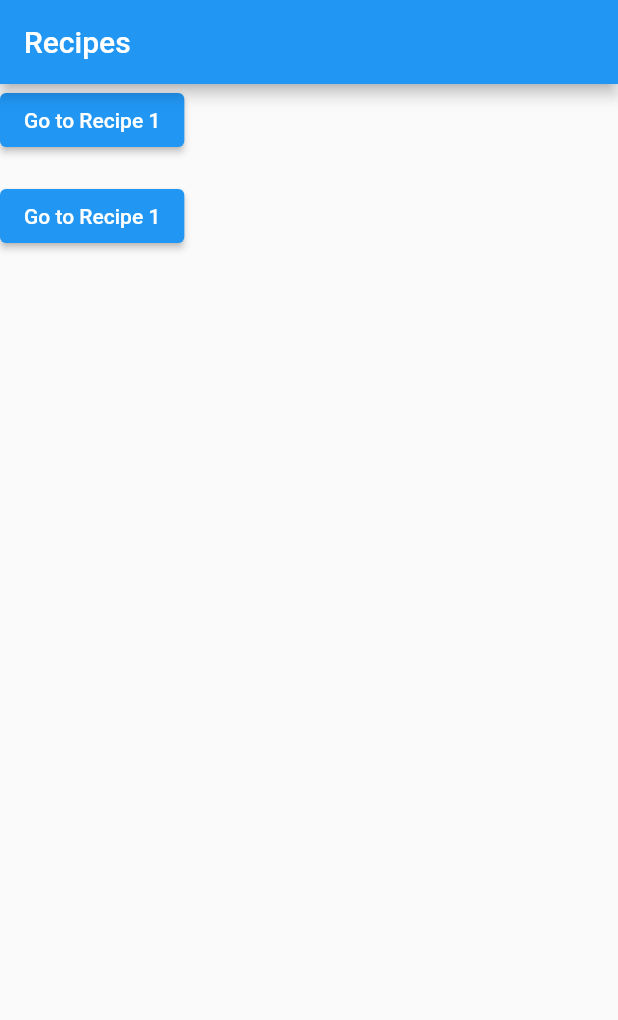
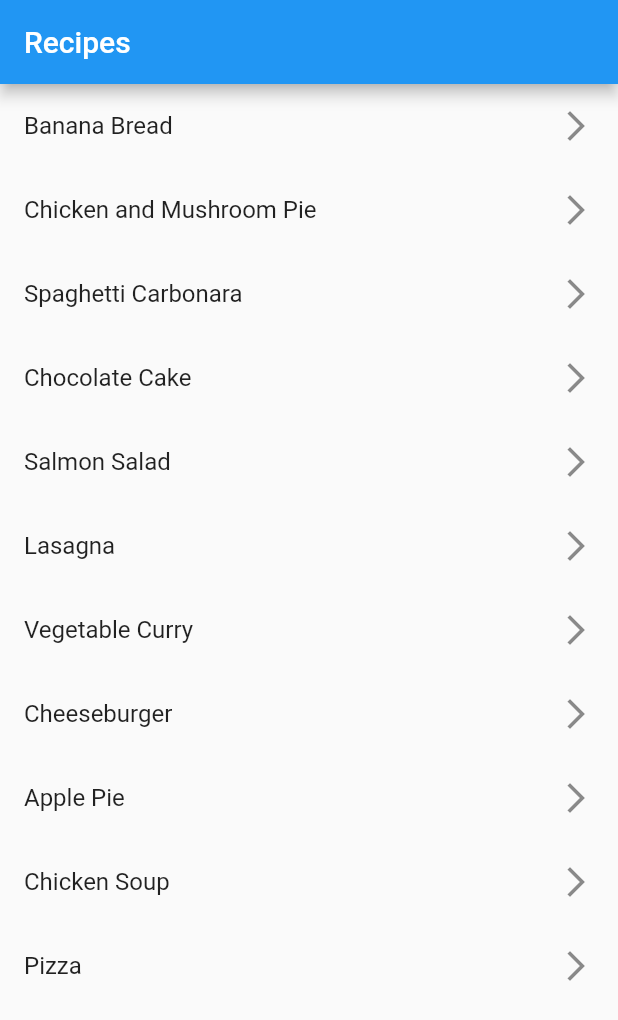
Before and after one commit to mohanedy/go-router-example-with-type-safe-routes, a Flutter app: the screen it shows after launch, on a phone screen of 412 x 824 dp. Shown: the top 1020 px of the screen. Run offline on Flutter 3.47's test engine with Material 2 defaults, Android fonts, the phone set to English and light mode, and no system bars; our stand-ins replace go_router.

Commit message:
feat: Implement type-safe navigation using enums and extensions

```diff
--- /dev/null
+++ b/lib/models/index.dart
@@ -0,0 +1 @@
+export 'recipe.dart';
--- /dev/null
+++ b/lib/models/recipe.dart
@@ -0,0 +1,72 @@
+class Recipe {
+  const Recipe(
+    this.id,
+    this.name,
+    this.details,
+    this.imageUrl,
+  );
+
+  final int id;
+  final String name;
+  final String details;
+  final String imageUrl;
+
+// A dummy array of recipes
+  static List<Recipe> recipes = const [
+    Recipe(
+        1,
+        "Banana Bread",
+        "A moist and delicious bread made with ripe bananas, honey and walnuts. This recipe is easy to make and perfect for breakfast or snack. You can enjoy it plain or with some butter or jam.",
+        "https://images.unsplash.com/photo-1512621425532-58df884d97b0?ixid=MnwxMjA3fDB8MHxzZWFyY2h8MXx8YmFuYW5hJTIwYnJlYWR8ZW58MHx8MHx8&ixlib=rb-1.2.1&auto=format&fit=crop&w=500&q=60"),
+    Recipe(
+        2,
+        "Chicken and Mushroom Pie",
+        "A hearty and comforting pie filled with chicken, mushrooms and a creamy sauce, topped with puff pastry. This pie is great for using up leftover chicken or turkey, and can be made ahead and frozen for later. Serve it with some green beans or peas for a complete meal.",
+        "https://images.unsplash.com/photo-1572449043416-55f4685c9bb7?ixid=MnwxMjA3fDB8MHxzZWFyY2h8MXx8Y2hpY2tlbiUyMGFuZCUyMG11c2hyb29tJTIwcGllfGVufDB8fDB8fA%3D%3D&ixlib=rb-1.2.1&auto=format&fit=crop&w=500&q=60"),
+    Recipe(
+        3,
+        "Spaghetti Carbonara",
+        "A classic Italian pasta dish with bacon, eggs and cheese. This dish is simple but satisfying, and can be made in less than 30 minutes. The key is to toss the hot pasta with the egg and cheese mixture quickly, so that it forms a creamy sauce without scrambling the eggs.",
+        "https://images.unsplash.com/photo-1555949258-eb67b1ef0ceb?ixid=MnwxMjA3fDB8MHxzZWFyY2h8MXx8c3BhZ2hldHRpJTIwY2FyYm9uYXJhfGVufDB8fDB8fA%3D%3D&ixlib=rb-1.2.1&auto=format&fit=crop&w=500&q=60"),
+    Recipe(
+        4,
+        "Chocolate Cake",
+        "A rich and decadent chocolate cake with a fudgy frosting. This cake is moist and fluffy, with a deep chocolate flavor. The frosting is made with melted chocolate and butter, and spread over the cake while still warm. This cake is perfect for any occasion, from birthdays to holidays.",
+        "https://images.unsplash.com/photo-1565808229224-264b6a7579a9?ixid=MnwxMjA3fDB8MHxzZWFyY2h8MXx8Y2hvY29sYXRlJTIwY2FrZXxlbnwwfHwwfHw%3D&ixlib=rb-1.2.1&auto=format&fit=crop&w=500&q=60"),
+    Recipe(
+        5,
+        "Salmon Salad",
+        "A fresh and healthy salad with grilled salmon, greens, avocado and a lemon dressing. This salad is high in protein and omega-3 fatty acids, and low in carbs. The lemon dressing adds a zesty flavor and complements the salmon well. You can use any greens you like, such as spinach, kale or lettuce.",
+        "https://images.unsplash.com/photo-1543352634-a1c51d9f1fae?ixid=MnwxMjA3fDB8MHxzZWFyY2h8MXx8c2FsbW9uJTIwc2FsYWR8ZW58MHx8MHx8&ixlib=rb-1.2.1&auto=format&fit=crop&w=500&q=60"),
+    Recipe(
+        6,
+        "Lasagna",
+        "A classic Italian dish with layers of pasta, meat sauce, cheese and béchamel sauce. This lasagna is hearty anddelicious and comforting. You can make your own meat sauce and béchamel sauce, or use store-bought ones to save time. You can also use fresh or dried pasta sheets, depending on your preference.",
+        "https://images.unsplash.com/photo-1516684669134-de6f7c473a2a?ixid=MnwxMjA3fDB8MHxzZWFyY2h8MXx8bGFzYWduYXxlbnwwfHwwfHw%3D&ixlib=rb-1.2.1&auto=format&fit=crop&w=500&q=60"),
+    Recipe(
+        7,
+        "Vegetable Curry",
+        "A spicy and aromatic curry with mixed vegetables, coconut milk and curry paste. This curry is vegan and gluten-free, and can be customized with your favorite vegetables. You can use any curry paste you like, such as red, green or yellow. Serve it with rice or naan bread for a satisfying meal.",
+        "https://images.unsplash.com/photo-1585937421612-70c3dfe9178a?ixid=MnwxMjA3fDB8MHxzZWFyY2h8MXx8dmVnZXRhYmxlJTIwY3Vycnl8ZW58MHx8MHx8&ixlib=rb-1.2.1&auto=format&fit=crop&w=500&q=60"),
+    Recipe(
+        8,
+        "Cheeseburger",
+        "A juicy and flavorful burger with cheese, lettuce, tomato, onion and ketchup. This burger is easy to make and can be grilled or pan-fried. You can use any cheese you like, such as cheddar, swiss or blue cheese. You can also add other toppings, such as bacon, mushrooms or avocado.",
+        "https://images.unsplash.com/photo-1551615593-ef5fe247e8f7?ixid=MnwxMjA3fDB8MHxzZWFyY2h8MXx8Y2hlZXNlYnVyZ2VyfGVufDB8fDB8fA%3D%3D&ixlib=rb-1.2.1&auto=format&fit=crop&w=500&q=60"),
+    Recipe(
+        9,
+        "Apple Pie",
+        "A classic dessert with a flaky crust and a sweet and spiced apple filling. This pie is best served warm with some vanilla ice cream or whipped cream. You can use any apples you like, but tart ones like Granny Smith work well. You can also add some raisins or nuts to the filling for extra texture and flavor.",
+        "https://images.unsplash.com/photo-1512058454905-6b841e7ad132?ixid=MnwxMjA3fDB8MHxzZWFyY2h8MXx8YXBwbGUlMjBwaWV8ZW58MHx8MHx8&ixlib=rb-1.2.1&auto=format&fit=crop&w=500&q=60"),
+    Recipe(
+        10,
+        "Chicken Soup",
+        "A soothing and nourishing soup with chicken, vegetables and noodles. This soup is easy to make and perfect for cold days or when you are feeling under the weather. You can use any vegetables you like, such as carrots, celery, onion or potato. You can also add some herbs, such as parsley, thyme or bay leaf.",
+        "https://images.unsplash.com/photo-1547592166-23ac45744acd?ixid=MnwxMjA3fDB8MHxzZWFyY2h8MXx8Y2hpY2tlbiUyMHNvdXB8ZW58MHx8MHx8&ixlib=rb-1.2.1&auto=format&fit=crop&w=500&q=60"),
+    Recipe(
+        11,
+        "Pizza",
+        "A popular dish with a thin crust topped with tomato sauce, cheese and various toppings. This pizza is easy to make at home and can be customized with your favorite toppings. You can use ready-made pizza dough or make your own from scratch. You can also use different cheeses, such as mozzarella, parmesan or feta.",
+        "https://images.unsplash.com/photo-1571407970349-bc81e7e96d47?ixid=MnwxMjA3fDB8MHxzZWFyY2h8MXx8cGl6emF8ZW58MHx8MHx8&ixlib=rb-1.2.1&auto=format&fit=crop&w=500&q=60"),
+  ];
+}
--- /dev/null
+++ b/lib/pages/recipe_details_args.dart
@@ -0,0 +1,11 @@
+import 'package:go_router_example_with_type_safe_routes/models/index.dart';
+
+class RecipeDetailsArgs {
+  RecipeDetailsArgs({
+    required this.recipe,
+    required this.onAddedToFavorite,
+  });
+
+  final Recipe recipe;
+  final Function(Recipe) onAddedToFavorite;
+}
--- a/lib/pages/recipes_list_page.dart
+++ b/lib/pages/recipes_list_page.dart
@@ -1,5 +1,8 @@
 import 'package:flutter/material.dart';
 import 'package:go_router/go_router.dart';
+import 'package:go_router_example_with_type_safe_routes/models/recipe.dart';
+import 'package:go_router_example_with_type_safe_routes/pages/recipe_details_args.dart';
+import 'package:go_router_example_with_type_safe_routes/router/navigation_helpers.dart';
 
 class RecipesListPage extends StatelessWidget {
   const RecipesListPage({super.key});
@@ -10,32 +13,37 @@ class RecipesListPage extends StatelessWidget {
       appBar: AppBar(
         title: const Text('Recipes'),
       ),
-      body: Column(
-        children: [
-          ElevatedButton(
-            onPressed: () => context.pushNamed(
-              'recipeDetails',
-              extra: {
-                'recipeId': 1,
-                'recipeName': 'Recipe 1',
-                'recipeDetails': 'Recipe 1 details',
-              },
+      body: ListView.builder(
+        itemCount: Recipe.recipes.length,
+        itemBuilder: (context, index) {
+          final recipe = Recipe.recipes[index];
+          return ListTile(
+            title: Text(
+              recipe.name,
             ),
-            child: const Text('Go to Recipe 1'),
-          ),
-          const SizedBox(height: 16),
-          ElevatedButton(
-            onPressed: () => context.pushNamed(
-              'recipeDetails',
-              extra: {
-                'recipeId': 1,
-                'recipeName': 'Recipe 1',
-                'recipeDetails': 'Recipe 1 details',
-              },
+            trailing: const Icon(
+              Icons.arrow_forward_ios,
             ),
-            child: const Text('Go to Recipe 1'),
-          ),
-        ],
+            onTap: () => onRecipePressed(context, recipe),
+          );
+        },
+      ),
+    );
+  }
+
+  void onRecipePressed(BuildContext context, Recipe recipe) {
+    context.navigator.pushRecipeDetails(
+      RecipeDetailsArgs(
+        recipe: recipe,
+        onAddedToFavorite: (Recipe recipe) {
+          ScaffoldMessenger.of(context).showSnackBar(
+            SnackBar(
+              content: Text(
+                'Added ${recipe.name} to favorite',
+              ),
+            ),
+          );
+        },
       ),
     );
   }
--- a/lib/router/app_router.dart
+++ b/lib/router/app_router.dart
@@ -1,54 +1,37 @@
 import 'package:flutter/foundation.dart';
 import 'package:flutter/material.dart';
 import 'package:go_router/go_router.dart';
+import 'package:go_router_example_with_type_safe_routes/pages/recipe_details_args.dart';
 import 'package:go_router_example_with_type_safe_routes/pages/recipe_details_page.dart';
 import 'package:go_router_example_with_type_safe_routes/pages/recipes_list_page.dart';
+import 'package:go_router_example_with_type_safe_routes/router/index.dart';
 
 /// Contains all of the app routes configurations
 class AppRouter {
   static final router = GoRouter(
     debugLogDiagnostics: kDebugMode,
-    initialLocation: '/recipesList',
+    initialLocation: AppRoutes.recipesList.path,
     routes: [
       GoRoute(
-        name: 'recipesList',
-        path: '/recipesList',
+        name: AppRoutes.recipesList.name,
+        path: AppRoutes.recipesList.path,
         pageBuilder: (context, state) => MaterialPage(
           key: state.pageKey,
           child: const RecipesListPage(),
         ),
       ),
       GoRoute(
-          name: 'recipeDetails',
-          path: '/recipeDetails',
+        name: AppRoutes.recipeDetails.name,
+        path: AppRoutes.recipeDetails.path,
         pageBuilder: (context, state) {
-            final extraMap = state.extra as Map<String, dynamic>;
-
-            final recipeId = extraMap['recipeId'] as int;
-            final recipeName = extraMap['recipeName'] as String;
-            final recipeDetails = extraMap['recipeDetails'] as String;
-
           return MaterialPage(
             key: state.pageKey,
             child: RecipeDetailsPage(
-                recipeDetails: recipeDetails,
-                recipeId: recipeId,
-                recipeName: recipeName,
-              ),
-            );
-          }),
-    ],
-    errorPageBuilder: (ctx, state) {
-      return MaterialPage(
-        key: state.pageKey,
-        child: Scaffold(
-          body: Center(
-            child: Text(
-              'Error: ${state.error}',
-            ),
-          ),
+              args: state.extra as RecipeDetailsArgs,
             ),
           );
         },
+      ),
+    ],
   );
 }
--- a/lib/router/app_routes.dart
+++ b/lib/router/app_routes.dart
@@ -1,6 +1,4 @@
-/// Represents the app routes and their paths and authorization requirements.
-///
-/// The routes are used in the [AppRouter] to navigate between pages.
+/// Represents the app routes and their paths.
 enum AppRoutes {
   recipesList(
     name: 'recipesList',
```
Also changed, not shown: lib/pages/recipe_details_page.dart (+37 -19 lines), lib/router/app_navigator.dart (added, +23 -0 lines), lib/router/navigation_helpers.dart (added, +7 -0 lines), docs_assets/demo_app.gif (added). Lines whose indentation alone changed are shown as unchanged.
